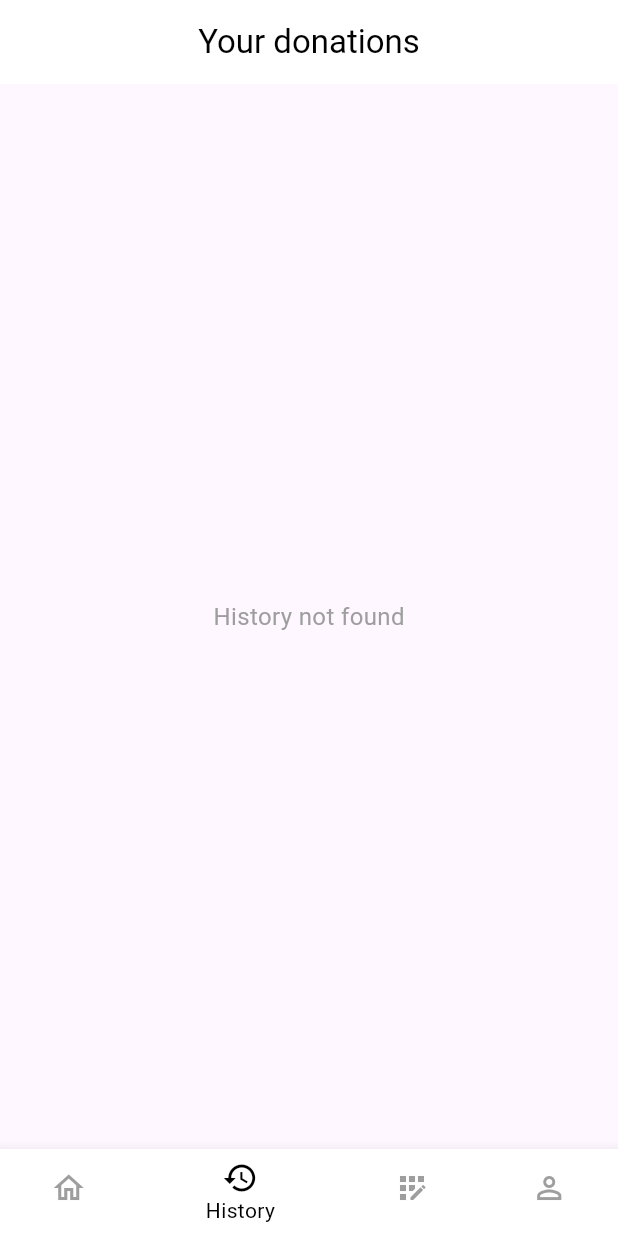
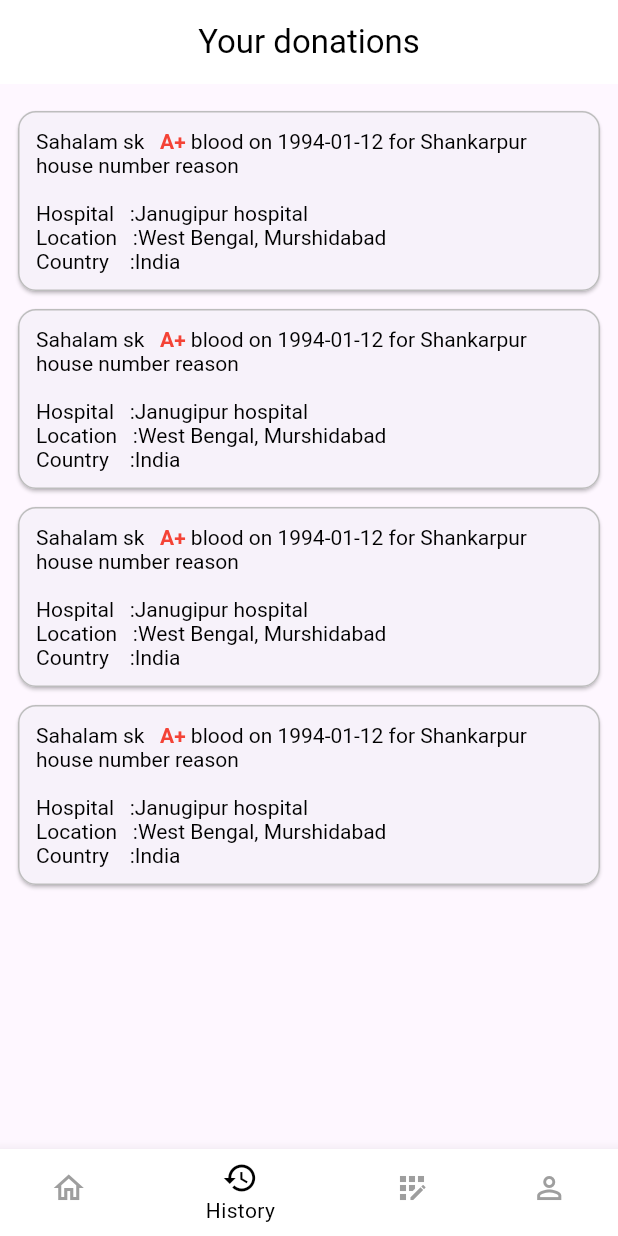
Before and after one commit to ZionStarPvt/helpalife-mobile, a Flutter app: the HomePage screen opened directly, item 2 of the bottom bar chosen, on a phone screen of 412 x 824 dp. Run offline on Flutter 3.47's test engine with Material 3 defaults, Android fonts, the phone set to English and light mode, and no system bars; our stand-ins replace flutter_otp_text_field, get, intl_phone_field, loading_animation_widget.

Commit message:
added some spaces between texts

```diff
--- a/lib/history_screen/history_page.dart
+++ b/lib/history_screen/history_page.dart
@@ -1,20 +1,54 @@
 import 'package:flutter/material.dart';
 
 class HistoryPage extends StatefulWidget {
-  final List<Map<String, String>> donationHistory;
-  final bool isRegistered;
-
-  const HistoryPage({
-    super.key,
-   required this.donationHistory,
-    required this.isRegistered,
-  });
+  const HistoryPage({super.key});
 
   @override
   State<HistoryPage> createState() => _HistoryPageState();
 }
 
 class _HistoryPageState extends State<HistoryPage> {
+  final bool isRegistered = true;
+
+  final List<Map<String, String>> donationHistory = [
+    {
+      'name': 'Sahalam sk',
+      'bloodGroup': 'A+',
+      'date': '1994-01-12',
+      'reason': 'Shankarpur house number reason',
+      'hospital': 'Janugipur hospital',
+      'location': 'West Bengal, Murshidabad',
+      'country': 'India',
+    },
+    {
+      'name': 'Sahalam sk',
+      'bloodGroup': 'A+',
+      'date': '1994-01-12',
+      'reason': 'Shankarpur house number reason',
+      'hospital': 'Janugipur hospital',
+      'location': 'West Bengal, Murshidabad',
+      'country': 'India',
+    },
+    {
+      'name': 'Sahalam sk',
+      'bloodGroup': 'A+',
+      'date': '1994-01-12',
+      'reason': 'Shankarpur house number reason',
+      'hospital': 'Janugipur hospital',
+      'location': 'West Bengal, Murshidabad',
+      'country': 'India',
+    },
+    {
+      'name': 'Sahalam sk',
+      'bloodGroup': 'A+',
+      'date': '1994-01-12',
+      'reason': 'Shankarpur house number reason',
+      'hospital': 'Janugipur hospital',
+      'location': 'West Bengal, Murshidabad',
+      'country': 'India',
+    },
+  ];
+
   @override
   Widget build(BuildContext context) {
     return Scaffold(
@@ -33,10 +67,10 @@ class _HistoryPageState extends State<HistoryPage> {
   }
 
   Widget _buildBody() {
-    if (!widget.isRegistered) {
+    if (!isRegistered) {
       // User not registered
       return _buildRegisterPrompt();
-    } else if (widget.donationHistory.isEmpty) {
+    } else if (donationHistory.isEmpty) {
       // Registered but no donation history
       return _buildNoHistoryFound();
     } else {
@@ -95,11 +129,18 @@ class _HistoryPageState extends State<HistoryPage> {
   Widget _buildDonationList() {
     return ListView.builder(
       padding: const EdgeInsets.all(12),
-      itemCount: widget.donationHistory.length,
+      itemCount: donationHistory.length,
       itemBuilder: (context, index) {
-        final item = widget.donationHistory[index];
+        final item = donationHistory[index];
         return Card(
           margin: const EdgeInsets.symmetric(vertical: 6),
+          shape: RoundedRectangleBorder(
+            borderRadius: BorderRadius.circular(12),
+            side: BorderSide(
+              color: Colors.grey.shade400,
+              width: 1.0,
+            ),
+          ),
           child: Padding(
             padding: const EdgeInsets.all(12.0),
             child: RichText(
@@ -107,8 +148,7 @@ class _HistoryPageState extends State<HistoryPage> {
                 style: const TextStyle(color: Colors.black),
                 children: [
                   TextSpan(
-                    text: "${item['name']} ",
-                    style: const TextStyle(fontWeight: FontWeight.bold),
+                    text: "${item['name']}   ",
                   ),
                   TextSpan(
                     text: item['bloodGroup'],
@@ -120,9 +160,9 @@ class _HistoryPageState extends State<HistoryPage> {
                   TextSpan(
                     text:
                         " blood on ${item['date']} for ${item['reason']}\n\n"
-                        "Hospital: ${item['hospital']}\n"
-                        "Location: ${item['location']}\n"
-                        "Country: ${item['country']}",
+                        "Hospital   :${item['hospital']}\n"
+                        "Location   :${item['location']}\n"
+                        "Country    :${item['country']}",
                   ),
                 ],
               ),
--- a/lib/home_screen/home_page.dart
+++ b/lib/home_screen/home_page.dart
@@ -31,10 +31,7 @@ class _HomePageState extends State<HomePage>
 
   final List<Widget> _pages = [
     Container(),
-    HistoryPage(
-      isRegistered: true,
-      donationHistory: [],
-    ),
+    HistoryPage(),
     RegistrationPage(),
     ProfilePage(),
   ];
```
